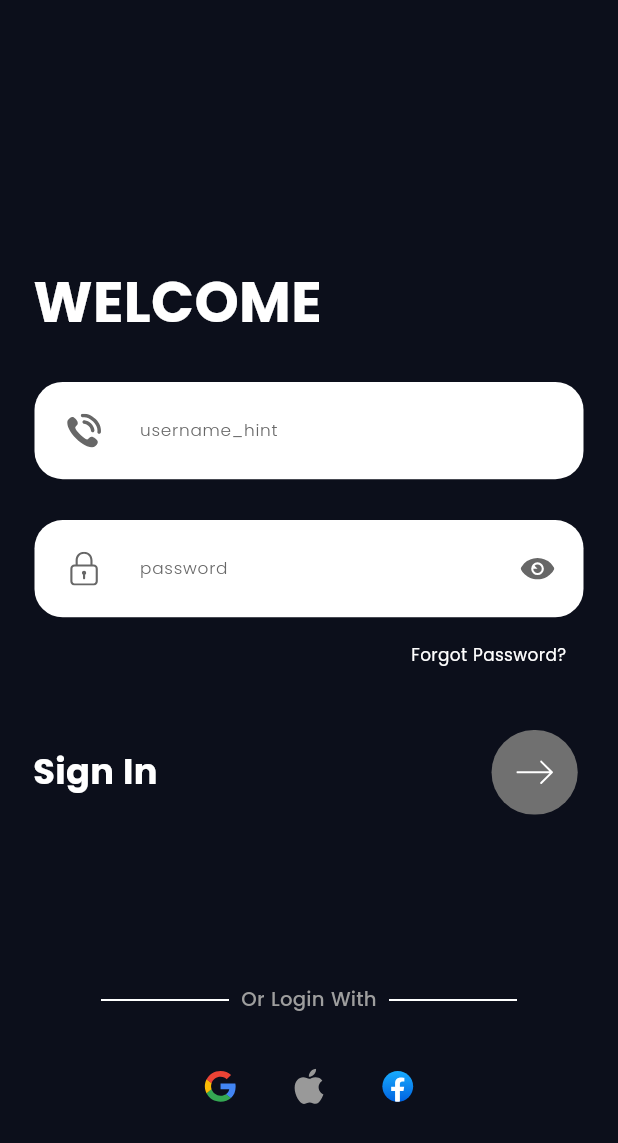
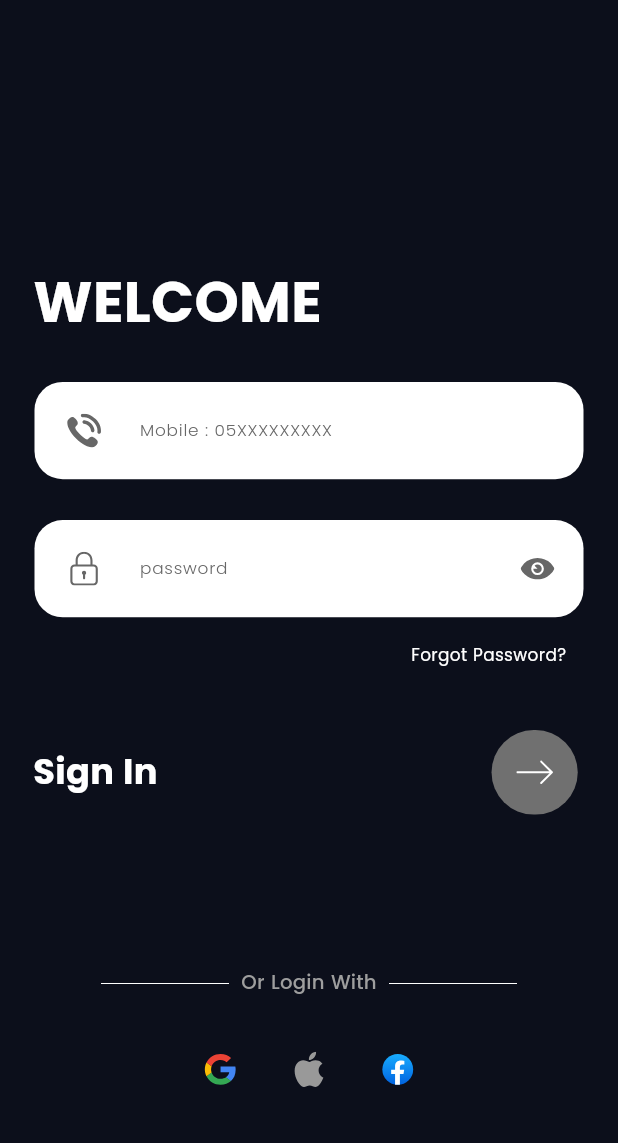
Before and after one commit to Ashraf-Uz-Zaman/abu_lafy, a Flutter app: the screen it shows after launch, after a tap on "LOGIN", on a phone screen of 412 x 824 dp. Shown: the top 1143 px of the screen. Run offline on Flutter 3.47's test engine with Material 3 defaults, Android fonts, the phone set to English and light mode, and no system bars; our stand-ins replace easy_localization, flutter_screenutil, flutter_svg, freezed_annotation, lottie.

```diff
--- a/lib/presentation/resources/font_manager.dart
+++ b/lib/presentation/resources/font_manager.dart
@@ -16,12 +16,16 @@ class FontWeightManager {
 class FontSize {
 
   static  double s14 = 14.0.sp;
+
+
+  static  double s11 = 11.0.sp;
+  static  double s12 = 12.0.sp;
+  static  double s13 = 13.0.sp;
   static  double s15 = 15.0.sp;
   static  double s16 = 16.0.sp;
   static  double s20 = 20.0.sp;
-
-  static  double s12 = 12.0.sp;
-
   static  double s25 = 25.0.sp;
+  static  double s35 = 35.0.sp;
   static  double s40 = 40.0.sp;
+  static  double s57 = 57.0.sp;
 }
--- a/lib/presentation/resources/strings_manager.dart
+++ b/lib/presentation/resources/strings_manager.dart
@@ -29,7 +29,8 @@ class AppStrings {
 
   static const String skip = "skip";
   static const String username = "username_hint";
-  static const String mobileNumber = "mobile_number_hint";
+  static const String mobileNumber = "Mobile : 05XXXXXXXXX";
+  static const String mobileError = "mobile_number_hint";
   static const String usernameError = "invalid_user_name";
   static const String passwordError = "invalid_password";
 
--- a/lib/presentation/resources/values_manager.dart
+++ b/lib/presentation/resources/values_manager.dart
@@ -70,13 +70,16 @@ class AppSize {
   static  double h26 = 26.0.h;
   static  double h38 = 38.0.h;
   static  double h60 = 60.0.h;
+  static  double h77 = 77.0.h;
+  static  double h82 = 82.0.h;
   static  double h186 = 186.h;
   static  double h271 = 271.h;
   static  double h361 = 361.h;
   static  double h369 = 369.h;
   static  double h456 = 456.h;
+  static  double h473 = 473.h;
   static  double h518 = 518.h;
-  static  double h699 = 699.h;
+  static  double h687 = 687.h;
 
   // Width
   static  double w1_5 = 1.5.w;
@@ -88,10 +91,15 @@ class AppSize {
   static  double w36 = 36.w;
   static  double w37_76 = 36.76.w;
   static  double w60 = 60.w;
-  static  double w89 = 89.w;
+  static  double w69 = 69.w;
+  static  double w89_1 = 89.01.w;
+  static  double w380 = 380.w;
 
   // Radius
+  static  double r5 = 5.r;
+  static  double r10 = 10.r;
   static  double r20 = 20.r;
+
 }
 
 
--- a/lib/presentation/ui/common_widget/social_login_cw.dart
+++ b/lib/presentation/ui/common_widget/social_login_cw.dart
@@ -4,25 +4,30 @@ import 'package:abu_lafy/presentation/resources/values_manager.dart';
 import 'package:flutter/material.dart';
 import 'package:flutter_svg/svg.dart';
 
-
 class SocialLoginCw extends StatelessWidget {
-
   final GestureTapCallback? onTapGoogle;
   final GestureTapCallback? onTapApple;
   final GestureTapCallback? onTapFacebook;
 
-
-  const SocialLoginCw({super.key, required this.onTapGoogle, required this.onTapApple, required this.onTapFacebook });
+  const SocialLoginCw(
+      {super.key,
+      required this.onTapGoogle,
+      required this.onTapApple,
+      required this.onTapFacebook});
 
   @override
   Widget build(BuildContext context) {
-    return  Column(
+    return Positioned(
+        top: AppSize.h687,
+        left: 0,
+        right: 0,
+        child: Column(
           children: [
             Row(
               mainAxisAlignment: MainAxisAlignment.center,
               children: [
                 Image(
-                width: AppSize.w89,
+                    width: AppSize.w89_1,
                     image: const AssetImage(
                       ImageAssets.orLoginWith,
                     )),
@@ -31,36 +36,36 @@ class SocialLoginCw extends StatelessWidget {
                   style: Theme.of(context).textTheme.titleMedium,
                 ),
                 Image(
-                width: AppSize.w89,
+                    width: AppSize.w89_1,
                     image: const AssetImage(
                       ImageAssets.orLoginWith,
                     )),
               ],
             ),
-        SizedBox(height: AppSize.h38,),
+            SizedBox(
+              height: AppSize.h38,
+            ),
             Row(
               mainAxisAlignment: MainAxisAlignment.center,
               children: [
                 GestureDetector(
                   onTap: onTapGoogle,
-              child: SvgPicture.asset(ImageAssets.icGoogle,height: AppSize.h25,width: AppSize.w25),
+                  child: SvgPicture.asset(ImageAssets.icGoogle,
+                      height: AppSize.h25, width: AppSize.w25),
                 ),
                 SizedBox(width: AppSize.w37_76),
                 GestureDetector(
                     onTap: onTapApple,
-                child: SvgPicture.asset(ImageAssets.icApple,height: AppSize.h25,width: AppSize.w25)
-            ),
-
+                    child: SvgPicture.asset(ImageAssets.icApple,
+                        height: AppSize.h25, width: AppSize.w25)),
                 SizedBox(width: AppSize.w37_76),
                 GestureDetector(
                     onTap: onTapFacebook,
-                child: SvgPicture.asset(ImageAssets.icFacebook,height: AppSize.h25,width: AppSize.w25)
-            ),
-
+                    child: SvgPicture.asset(ImageAssets.icFacebook,
+                        height: AppSize.h25, width: AppSize.w25)),
               ],
             )
           ],
-    );
-
+        ));
   }
 }
--- a/lib/presentation/ui/login/login.dart
+++ b/lib/presentation/ui/login/login.dart
@@ -88,7 +88,7 @@ class _LoginViewState extends State<LoginView> {
             child: CurveTextFormFieldCW(
                 controller: _phoneController,
                 inputType: TextInputType.phone,
-                hints: AppStrings.username,
+                hints: AppStrings.mobileNumber,
                 prefixIcon: ImageAssets.icPhone)),
         Positioned(
             top: AppSize.h369,
@@ -163,13 +163,9 @@ class _LoginViewState extends State<LoginView> {
 
                   ),
                 ])),
-        Positioned(
-          top: AppSize.h699,
-          left: 0,
-          right: 0,
-          child: SocialLoginCw(
+        SocialLoginCw(
             onTapGoogle: () {}, onTapApple: () {}, onTapFacebook: () {},),
-        ),
+
 
       ],
     );
--- a/lib/presentation/ui/onboard/onboard.dart
+++ b/lib/presentation/ui/onboard/onboard.dart
@@ -36,21 +36,20 @@ class _OnBoardingViewState extends State<OnBoardingView> {
   Widget build(BuildContext context) {
     return Scaffold(
         backgroundColor: ColorManager.primary,
-      body:  SafeArea(
-        child: Stack(
+      body:  Stack(
           fit: StackFit.expand,
           children: <Widget>[
             Positioned(
-              top: 82.h,
+              top: AppSize.h82,
               left: 0,
               right: 0,
               child : const Center(child: Image(image:  AssetImage(ImageAssets.onboardingLogo,)),) ,
             ),
             Positioned(
-              top: 361.h,left: 0,right: 0,
+              top: AppSize.h361,left: 0,right: 0,
                 child : Center(child: SizedBox(
-                  width: 380.w,
-                  height: 77.h,
+                  width: AppSize.w380,
+                  height: AppSize.h77,
                   child: ElevatedButton(
 
                     style:  ElevatedButton.styleFrom(
@@ -68,11 +67,11 @@ class _OnBoardingViewState extends State<OnBoardingView> {
                 ),)
             ),
             Positioned(
-                top: 473.h,left: 0,right: 0,
+                top: AppSize.h473,left: 0,right: 0,
                 child : Center(
                   child: SizedBox(
-                    width: 380.w,
-                    height: 77.h,
+                    width: AppSize.w380,
+                    height: AppSize.h77,
                     child: ElevatedButton(
 
                       style:  ElevatedButton.styleFrom(
@@ -93,18 +92,15 @@ class _OnBoardingViewState extends State<OnBoardingView> {
                   ),
                 )
             ),
-            Positioned(
-                top: 699.h,left: 0,right: 0,
-                child : SocialLoginCw(onTapGoogle: () {  }, onTapApple: () {  }, onTapFacebook: () {  },)
+             SocialLoginCw(onTapGoogle: () {  }, onTapApple: () {  }, onTapFacebook: () {  }),
 
-            ),
 
 
 
           ]
 
         )
-      )
+
     );
   }
 
```
Also changed, not shown: assets/images/1.5x/splash_logo.png, assets/images/2.0x/splash_logo.png, assets/images/3.0x/splash_logo.png, assets/images/4.0x/splash_logo.png, assets/images/splash_logo.png, 1 other file. Lines whose indentation alone changed are shown as unchanged.
